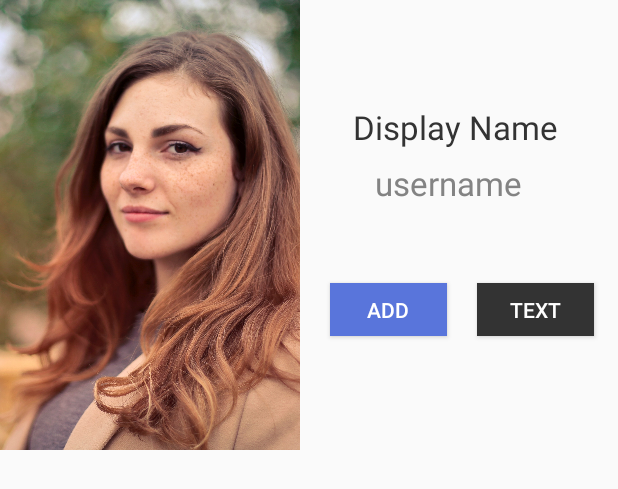
After one commit to BojanVilic/Textbook, an Android app: the layout explore_single_layout.xml on its own in the app's theme, with its tools: preview values and no code run, on a phone screen of 412 x 824 dp. The commit adds this screen. Shown: the top 489 px of the screen. Run offline under Robolectric (Android 15) with nearby library versions, the phone set to English and light mode, and no system bars.

Commit message:
Working usernames, recycleview to go

```diff
--- /dev/null
+++ b/app/src/main/res/layout/explore_single_layout.xml
@@ -0,0 +1,67 @@
+<?xml version="1.0" encoding="utf-8"?>
+<android.support.constraint.ConstraintLayout xmlns:android="http://schemas.android.com/apk/res/android"
+    xmlns:tools="http://schemas.android.com/tools"
+    android:layout_width="match_parent"
+    android:layout_height="wrap_content"
+    xmlns:app="http://schemas.android.com/apk/res-auto">
+
+    <ImageView
+        android:id="@+id/singleImageView"
+        android:src="@drawable/woman"
+        android:scaleType="centerCrop"
+        android:layout_width="200dp"
+        android:layout_height="300dp"
+        app:layout_constraintStart_toStartOf="parent"
+        app:layout_constraintBottom_toBottomOf="parent"
+        app:layout_constraintTop_toTopOf="parent"/>
+
+    <TextView
+        android:id="@+id/singleDisplayName"
+        android:layout_width="wrap_content"
+        android:layout_height="wrap_content"
+        android:layout_marginEnd="40dp"
+        android:layout_marginTop="70dp"
+        android:text="Display Name"
+        android:textColor="@color/colorPrimaryDark"
+        android:textSize="22sp"
+        app:layout_constraintEnd_toEndOf="parent"
+        app:layout_constraintTop_toTopOf="parent" />
+
+    <TextView
+        android:id="@+id/singleUsername"
+        android:layout_width="wrap_content"
+        android:layout_height="wrap_content"
+        android:layout_marginEnd="64dp"
+        android:layout_marginTop="8dp"
+        android:text="username"
+        android:textColor="#838383"
+        android:textSize="22sp"
+        app:layout_constraintEnd_toEndOf="parent"
+        app:layout_constraintTop_toBottomOf="@+id/singleDisplayName" />
+
+    <Button
+        android:layout_width="78dp"
+        android:layout_height="35dp"
+        android:layout_marginEnd="8dp"
+        android:layout_marginStart="8dp"
+        android:layout_marginTop="52dp"
+        android:background="@color/colorAccent"
+        android:text="Add"
+        android:textColor="@color/colorPrimary"
+        app:layout_constraintEnd_toStartOf="@+id/button2"
+        app:layout_constraintStart_toEndOf="@+id/singleImageView"
+        app:layout_constraintTop_toBottomOf="@+id/singleUsername" />
+
+    <Button
+        android:id="@+id/button2"
+        android:layout_width="78dp"
+        android:layout_height="35dp"
+        android:layout_marginEnd="16dp"
+        android:layout_marginTop="52dp"
+        android:background="@color/colorPrimaryDark"
+        android:text="Text"
+        android:textColor="@color/colorPrimary"
+        app:layout_constraintEnd_toEndOf="parent"
+        app:layout_constraintTop_toBottomOf="@+id/singleUsername" />
+
+</android.support.constraint.ConstraintLayout>
```
Also changed, not shown: app/src/main/java/com/vilic/bojan/textbook/ExploreFragment.java (+58 -1 lines), app/src/main/java/com/vilic/bojan/textbook/ExploreGettersAndSetters.java (added, +36 -0 lines), app/src/main/java/com/vilic/bojan/textbook/SettingsFragment.java (+38 -6 lines), app/src/main/res/layout/fragment_explore.xml (+4 -4 lines).
